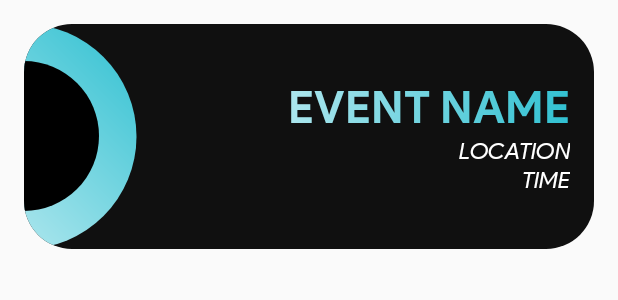
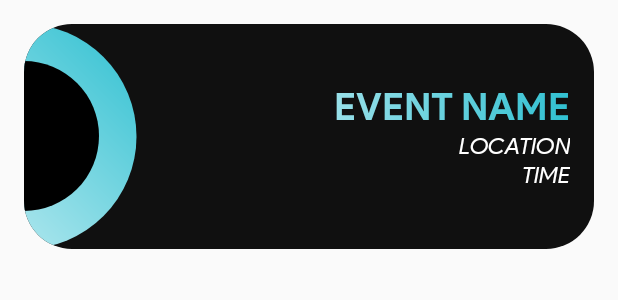
Before and after one commit to AmishiBansal/nimbus2021, an Android app: the layout schedule_add.xml on its own in the app's theme, with its tools: preview values and no code run, on a phone screen of 412 x 824 dp. Shown: the top 300 px of the screen. Run offline under Robolectric (Android 15) with nearby library versions, the light colour scheme and no system bars; network calls fail.

Commit message:
Schedule Font Fixed

```diff
--- a/app/src/main/res/layout/schedule_add.xml
+++ b/app/src/main/res/layout/schedule_add.xml
@@ -65,7 +65,7 @@
                     android:text="Event Name"
                     android:textAllCaps="true"
                     android:textColor="@color/blueLight"
-                    android:textSize="30sp" />
+                    android:textSize="25sp" />
 
                 <TextView
                     android:id="@+id/EventSchVenueID"
```
Also changed, not shown: 1 other file.
